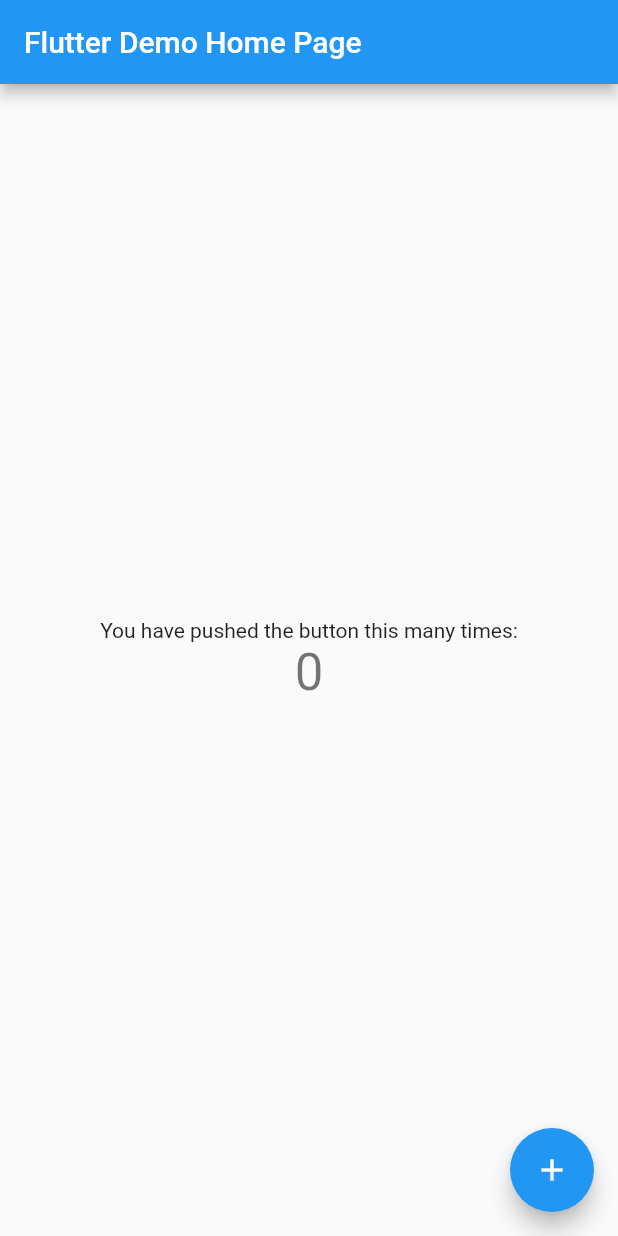
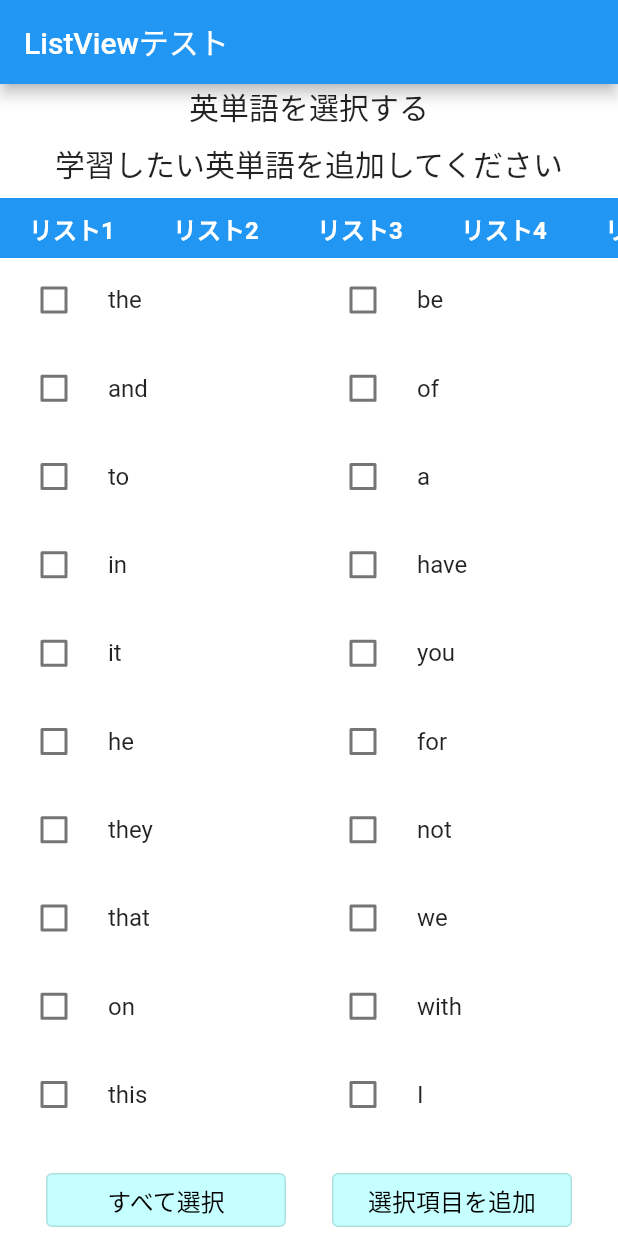
Before and after one commit to taku-kut/test, a Flutter app: the screen it shows after launch, on a phone screen of 412 x 824 dp. Run offline on Flutter 3.47's test engine with Material 2 defaults, Android fonts, the phone set to English and light mode, and no system bars.

Commit message:
third commit

```diff
--- a/lib/main.dart
+++ b/lib/main.dart
@@ -1,4 +1,5 @@
 import 'package:flutter/material.dart';
+import 'package:test_app/word_list.dart';
 
 void main() {
   runApp(const MyApp());
@@ -7,109 +8,150 @@ void main() {
 class MyApp extends StatelessWidget {
   const MyApp({super.key});
 
-  // This widget is the root of your application.
   @override
   Widget build(BuildContext context) {
     return MaterialApp(
-      title: 'Flutter Demo saikyo 3',
-      theme: ThemeData(
-        // This is the theme of your application.
-        //
-        // Try running your application with "flutter run". You'll see the
-        // application has a blue toolbar. Then, without quitting the app, try
-        // changing the primarySwatch below to Colors.green and then invoke
-        // "hot reload" (press "r" in the console where you ran "flutter run",
-        // or simply save your changes to "hot reload" in a Flutter IDE).
-        // Notice that the counter didn't reset back to zero; the application
-        // is not restarted.
-        primarySwatch: Colors.blue,
-      ),
-      home: const MyHomePage(title: 'Flutter Demo Home Page'),
+      home: ListTest(),
     );
   }
 }
 
-class MyHomePage extends StatefulWidget {
-  const MyHomePage({super.key, required this.title});
-
-  // This widget is the home page of your application. It is stateful, meaning
-  // that it has a State object (defined below) that contains fields that affect
-  // how it looks.
-
-  // This class is the configuration for the state. It holds the values (in this
-  // case the title) provided by the parent (in this case the App widget) and
-  // used by the build method of the State. Fields in a Widget subclass are
-  // always marked "final".
-
-  final String title;
+class ListTest extends StatefulWidget {
+  const ListTest({super.key});
 
   @override
-  State<MyHomePage> createState() => _MyHomePageState();
+  State<ListTest> createState() => _ListTestState();
 }
 
-class _MyHomePageState extends State<MyHomePage> {
-  int _counter = 0;
+class _ListTestState extends State<ListTest> {
+  int ListNumber = 0;
+  int total = 0;
+  int displayListNumber = 0;
+  final wordList = WordList();
 
-  void _incrementCounter() {
+  List<List<bool>> _checked =
+      List.generate(28, (_) => List.generate(100, (_) => false));
+
+  void setBandNumber(int inData) {
     setState(() {
-      // This call to setState tells the Flutter framework that something has
-      // changed in this State, which causes it to rerun the build method below
-      // so that the display can reflect the updated values. If we changed
-      // _counter without calling setState(), then the build method would not be
-      // called again, and so nothing would appear to happen.
-      _counter++;
+      ListNumber = inData;
+    });
+    // print(ListNumber);
+  }
+
+  void _selectAll() {
+    setState(() {
+      _checked[ListNumber] =
+          List<bool>.filled(_checked[ListNumber].length, true);
     });
   }
 
   @override
   Widget build(BuildContext context) {
-    // This method is rerun every time setState is called, for instance as done
-    // by the _incrementCounter method above.
-    //
-    // The Flutter framework has been optimized to make rerunning build methods
-    // fast, so that you can just rebuild anything that needs updating rather
-    // than having to individually change instances of widgets.
     return Scaffold(
       appBar: AppBar(
-        // Here we take the value from the MyHomePage object that was created by
-        // the App.build method, and use it to set our appbar title.
-        title: Text(widget.title),
+        title: Text('ListViewテスト'),
       ),
       body: Center(
-        // Center is a layout widget. It takes a single child and positions it
-        // in the middle of the parent.
-        child: Column(
-          // Column is also a layout widget. It takes a list of children and
-          // arranges them vertically. By default, it sizes itself to fit its
-          // children horizontally, and tries to be as tall as its parent.
-          //
-          // Invoke "debug painting" (press "p" in the console, choose the
-          // "Toggle Debug Paint" action from the Flutter Inspector in Android
-          // Studio, or the "Toggle Debug Paint" command in Visual Studio Code)
-          // to see the wireframe for each widget.
-          //
-          // Column has various properties to control how it sizes itself and
-          // how it positions its children. Here we use mainAxisAlignment to
-          // center the children vertically; the main axis here is the vertical
-          // axis because Columns are vertical (the cross axis would be
-          // horizontal).
-          mainAxisAlignment: MainAxisAlignment.center,
-          children: <Widget>[
-            const Text(
-              'You have pushed the button this many times:',
-            ),
-            Text(
-              '$_counter',
-              style: Theme.of(context).textTheme.headline4,
-            ),
-          ],
+        child: Container(
+          color: Colors.white,
+          child: Column(
+            children: [
+              Text(
+                '英単語を選択する',
+                style: TextStyle(fontSize: 20),
+              ),
+              SizedBox(height: 8),
+              Text(
+                '学習したい英単語を追加してください',
+                style: TextStyle(fontSize: 20),
+              ),
+              SizedBox(height: 8),
+              // ScrollHorizontalAppBar(),
+              Container(
+                color: Colors.blue,
+                height: 40,
+                child: ListView.builder(
+                  scrollDirection: Axis.horizontal,
+                  itemExtent: 96,
+                  itemCount: 28,
+                  itemBuilder: (context, index) {
+                    displayListNumber = index + 1;
+                    return TextButton(
+                      child: Text(
+                        'リスト$displayListNumber',
+                        style: TextStyle(
+                          fontSize: 16,
+                          color: Colors.white,
+                          fontWeight: FontWeight.bold,
+                        ),
+                      ),
+                      onPressed: () {
+                        setBandNumber(index);
+                      },
+                    );
+                  },
+                ),
+              ),
+              Expanded(
+                child: GridView.builder(
+                  itemCount: 100,
+                  gridDelegate: SliverGridDelegateWithFixedCrossAxisCount(
+                    crossAxisCount: 2,
+                    childAspectRatio: 3.5,
+                  ),
+                  itemBuilder: (context, index2) {
+                    return Container(
+                      color: Colors.white,
+                      child: Container(
+                        child: CheckboxListTile(
+                          value: _checked[ListNumber][index2],
+                          controlAffinity: ListTileControlAffinity.leading,
+                          onChanged: (value) {
+                            setState(() {
+                              _checked[ListNumber][index2] = value!;
+                            });
+                          },
+                          title: Text(wordList.getEnglish(index2, ListNumber)),
+                        ),
+                      ),
+                    );
+                  },
+                ),
+              ),
+              Row(
+                mainAxisAlignment: MainAxisAlignment.spaceEvenly,
+                children: [
+                  OutlinedButton(
+                    style: OutlinedButton.styleFrom(
+                      fixedSize: Size(160, 16),
+                      backgroundColor: Color.fromARGB(255, 198, 255, 255),
+                    ),
+                    child: const Text(
+                      'すべて選択',
+                      style: TextStyle(fontSize: 16, color: Colors.black),
+                    ),
+                    onPressed: () {
+                      _selectAll();
+                    },
+                  ),
+                  OutlinedButton(
+                    style: OutlinedButton.styleFrom(
+                      fixedSize: Size(160, 16),
+                      backgroundColor: Color.fromARGB(255, 198, 255, 255),
+                    ),
+                    child: const Text(
+                      '選択項目を追加',
+                      style: TextStyle(fontSize: 16, color: Colors.black),
+                    ),
+                    onPressed: () {},
+                  ),
+                ],
+              ),
+            ],
+          ),
         ),
       ),
-      floatingActionButton: FloatingActionButton(
-        onPressed: _incrementCounter,
-        tooltip: 'Increment',
-        child: const Icon(Icons.add),
-      ), // This trailing comma makes auto-formatting nicer for build methods.
     );
   }
 }
```
